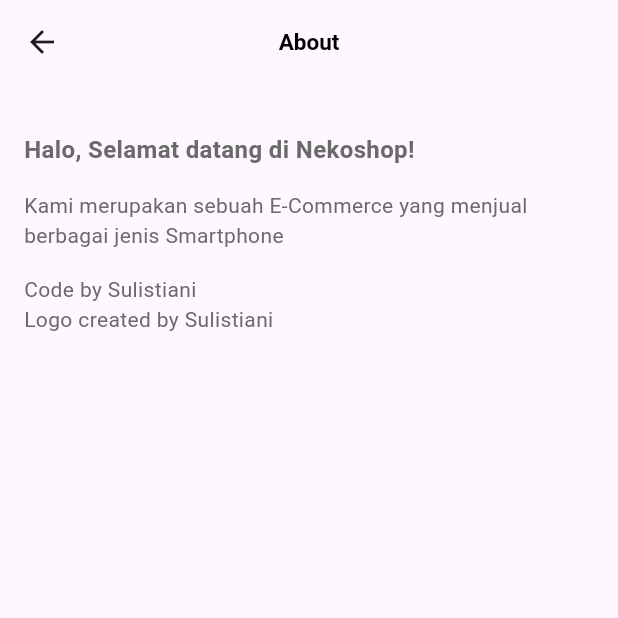
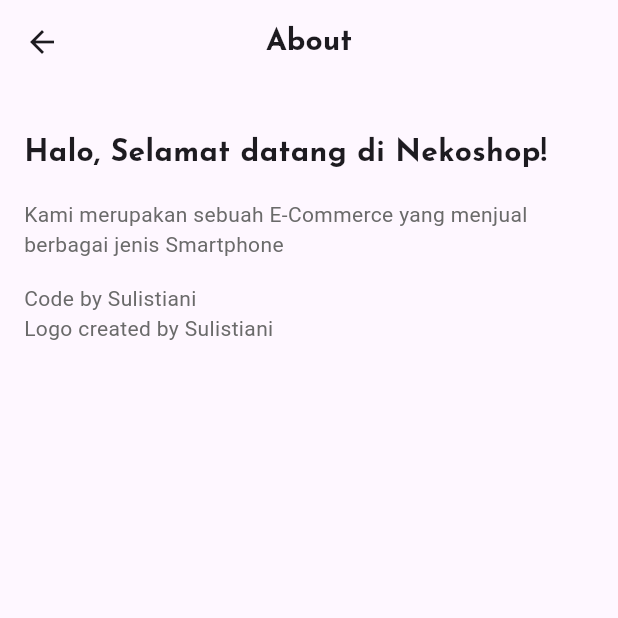
Before and after one commit to lazygirlleen/uts_2021110055, a Flutter app: the InfoScreen screen opened directly, on a phone screen of 412 x 824 dp, the top half of it. Run offline on Flutter 3.47's test engine with Material 3 defaults, Android fonts, the phone set to English and light mode, and no system bars; our stand-ins replace google_fonts, input_quantity.

Commit message:
Update Cart

```diff
--- a/lib/screens/cart_screen.dart
+++ b/lib/screens/cart_screen.dart
@@ -42,7 +42,7 @@
                     fit: BoxFit.cover,
                   ),
                     title: Text(cartItem.product.name),
-                    subtitle: Text('Quantity: ${cartItem.quantity}'), // Memperbaiki format jumlah
+                    subtitle: Text('Rp ${cartItem.product.price} x ${cartItem.quantity}'), // Memperbaiki format jumlah
                     trailing: Text('Total: Rp ${cartItem.totalPrice.toString()}'), // Mengubah format total price
                     onTap: () {
                       cartProvider.decreaseQuantity(cartItem.product);
--- a/lib/screens/info_screen.dart
+++ b/lib/screens/info_screen.dart
@@ -1,4 +1,6 @@
 import 'package:flutter/material.dart';
+import 'package:google_fonts/google_fonts.dart';
+
 
 class InfoScreen extends StatelessWidget {
   const InfoScreen({super.key});
@@ -9,28 +11,27 @@
 
     return Scaffold(
       appBar: AppBar(
-        title: const Text(
+        title: Text(
           'About',
-          style: TextStyle(
-            color: Colors.black,
-            fontSize: 15,
-            fontWeight: FontWeight.bold,
-          ),
+           style: GoogleFonts.josefinSans(
+                fontWeight: FontWeight.bold,
+                fontSize: 20,
+              ),
         ),
         centerTitle: true,
       ),
-      body: const Padding(
-        padding:  EdgeInsets.all(16.0),
+      body: Padding(
+        padding: const EdgeInsets.all(16.0),
         child: Column(
           crossAxisAlignment: CrossAxisAlignment.start,
           children: [
-      SizedBox(height: 16),
-      Text('Halo, Selamat datang di Nekoshop!',
-       style: TextStyle(
-                    fontSize: 16,
-                    color: Color.fromARGB(255, 106, 106, 106),
-                    fontWeight: FontWeight.bold,
-                  ),
+      const SizedBox(height: 16),
+      Text(
+        'Halo, Selamat datang di Nekoshop!',
+       style: GoogleFonts.josefinSans(
+                fontWeight: FontWeight.bold,
+                fontSize: 20,
+              ),
                   ),
       SizedBox(height: 16),
       Text('Kami merupakan sebuah E-Commerce yang menjual berbagai jenis Smartphone',
```
Also changed, not shown: lib/models/cart.dart (line endings or trailing spaces).
